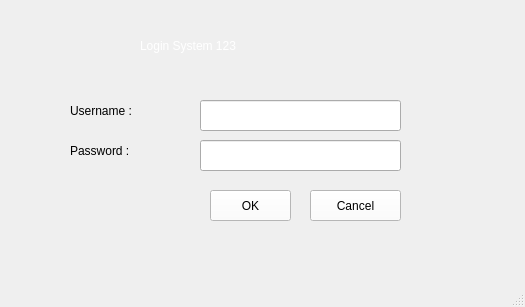
Above: src/UI/mainwindow.ui from amr10w/XML-Social-Network-Analyzer before the change. Below: the same form after it.
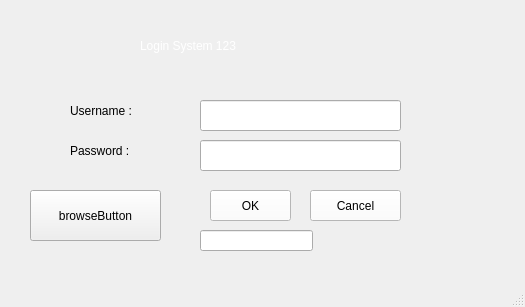
That is the form after the change.

Commit message: Add Browse button to select XML file(GUI)

```diff
--- a/src/UI/mainwindow.ui
+++ b/src/UI/mainwindow.ui
@@ -137,6 +137,29 @@
      <string>Cancel</string>
     </property>
    </widget>
+   <widget class="QPushButton" name="browseButton">
+    <property name="geometry">
+     <rect>
+      <x>30</x>
+      <y>190</y>
+      <width>131</width>
+      <height>51</height>
+     </rect>
+    </property>
+    <property name="text">
+     <string>browseButton</string>
+    </property>
+   </widget>
+   <widget class="QLineEdit" name="lineEditFilePath">
+    <property name="geometry">
+     <rect>
+      <x>200</x>
+      <y>230</y>
+      <width>113</width>
+      <height>21</height>
+     </rect>
+    </property>
+   </widget>
   </widget>
   <widget class="QMenuBar" name="menubar">
    <property name="geometry">
```
Left out of the diff: 2 changed lines with no effect on the pictures. The commit also changes 3 other files.
